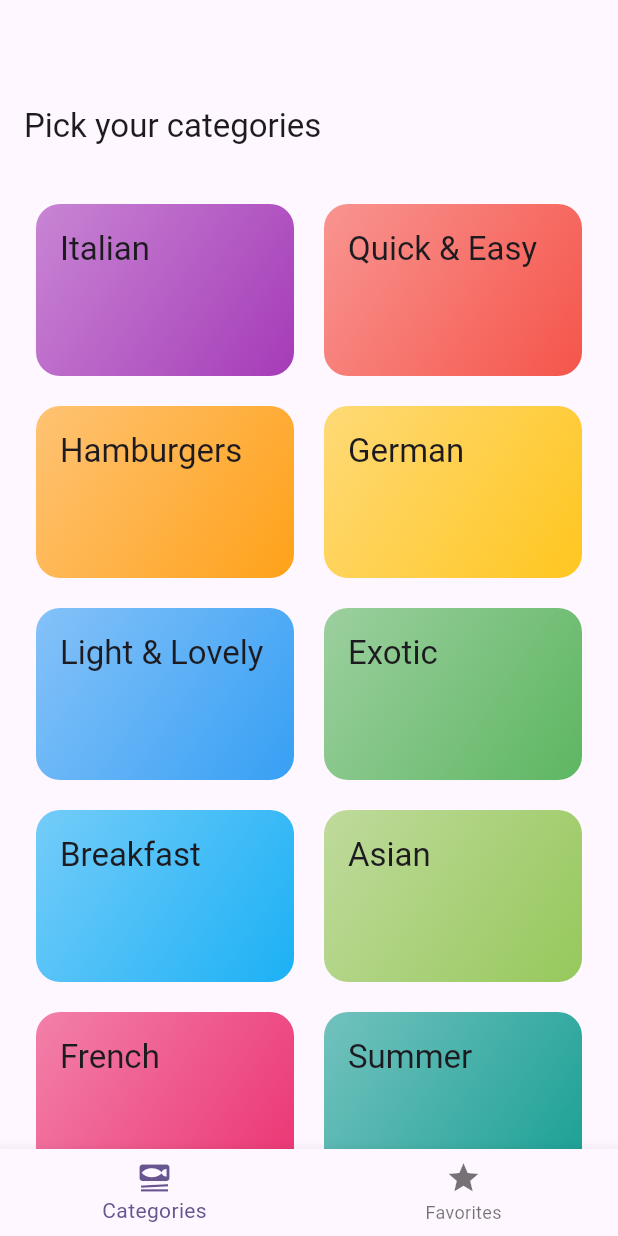
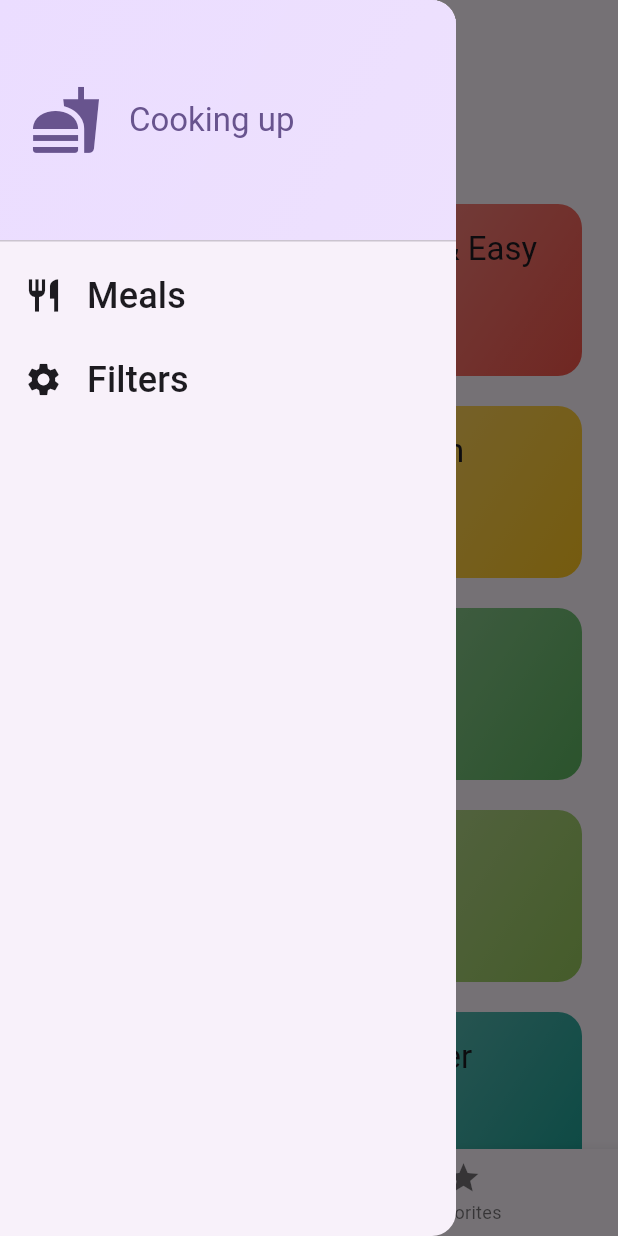
Before and after one commit to oh-kwaku/flutter-Meals-app, a Flutter app: the screen it shows after launch, with the side drawer open (before the commit the screen has no drawer), on a phone screen of 412 x 824 dp. Run offline on Flutter 3.47's test engine with Material 2 defaults, Android fonts, the phone set to English and light mode, and no system bars; our stand-ins replace google_fonts, transparent_image; missing offline and left inert: dart:ffi.

Commit message:
shown filters pages

```diff
--- a/meals_app/lib/screens/tabs_screen.dart
+++ b/meals_app/lib/screens/tabs_screen.dart
@@ -1,11 +1,13 @@
 import 'package:flutter/material.dart';
 import 'package:meals_app/screens/categories.dart';
+import 'package:meals_app/screens/filter.dart';
 import 'package:meals_app/screens/meals.dart';
+import 'package:meals_app/widgets/main_drawer.dart';
 
 import '../models/meals.dart';
 
 class TabsScreen extends StatefulWidget{
-
+  const TabsScreen({super.key});
   @override
    State<TabsScreen> createState(){
     return _TabsScreen();
@@ -60,15 +62,26 @@ void _showInfoMessage(String message){
       activePage=MealsScreen(title: "Favorites", meals: _favoriteMeals,onToggleFavorite: _toggleMealFavoriteStatus,);
     }
 
+    void _setScreen (String identifiter){
+      Navigator.of(context).pop();
+        if(identifiter.toUpperCase()=="FILTERS"){
+          Navigator.of(context).push(MaterialPageRoute(builder: (ctx)=>const FilterScreen()));
+        }else{
+          //Navigator.of(context).pop();
+        }
+    }
+
     return Scaffold(
       appBar: AppBar(
         //title: ,
       ),
+      drawer:  MainDrawer( onSelectScreen: _setScreen),
       body: activePage,
       bottomNavigationBar: BottomNavigationBar(
         onTap: _selectPage,
+
         currentIndex: _selectedPageIndex,
-        items: [
+        items: const [
           BottomNavigationBarItem(icon:
             Icon(Icons.set_meal),
             label: "Categories"
--- /dev/null
+++ b/meals_app/lib/widgets/main_drawer.dart
@@ -0,0 +1,62 @@
+import 'package:flutter/material.dart';
+
+class MainDrawer extends StatelessWidget{
+    MainDrawer ({super.key, required this.onSelectScreen});
+
+void Function(String identifiter) onSelectScreen;
+
+  @override
+  Widget build(BuildContext context){
+    return Drawer(
+      child:Column(children: [
+        DrawerHeader(
+          padding:    const EdgeInsets.all(20),
+          decoration: BoxDecoration(
+            gradient: LinearGradient(
+              colors: [Theme.of(context).colorScheme.primaryContainer,
+              Theme.of(context).colorScheme.primaryContainer.withOpacity(0.8)
+              ],
+              begin: Alignment.topLeft,
+              end: Alignment.bottomRight
+            )
+          ),
+          child:
+          Row(children: [
+            Icon(Icons.fastfood,size :48, color: Theme.of(  context).colorScheme.primary,),
+            const SizedBox(
+              width: 18,
+            ),
+            Text(
+              'Cooking up',
+              style: Theme.of(context).textTheme.titleLarge!.copyWith(
+                color:Theme.of(context).colorScheme.primary
+              ),
+            )
+          ],)
+        ),
+        ListTile(
+          leading: Icon(Icons.restaurant,size:26,
+          color:Theme.of(context).colorScheme.onBackground),
+          title: Text('Meals',style: Theme.of(context).textTheme.titleSmall!.copyWith(
+            color: Theme.of(context).colorScheme.onBackground,
+            fontSize: 24
+          ),),
+          onTap:() {
+            onSelectScreen('Meal');
+          },
+        ),
+            ListTile(
+          leading: Icon(Icons.settings,size:26,
+          color:Theme.of(context).colorScheme.onBackground),
+          title: Text('Filters',style: Theme.of(context).textTheme.titleSmall!.copyWith(
+            color: Theme.of(context).colorScheme.onBackground,
+            fontSize: 24
+          ),),
+          onTap:() {
+            onSelectScreen("Filters");
+          },
+        )
+      ],)
+    );
+  }
+}
```
Also changed, not shown: meals_app/lib/screens/filter.dart (added, +60 -0 lines), 1 other file.
